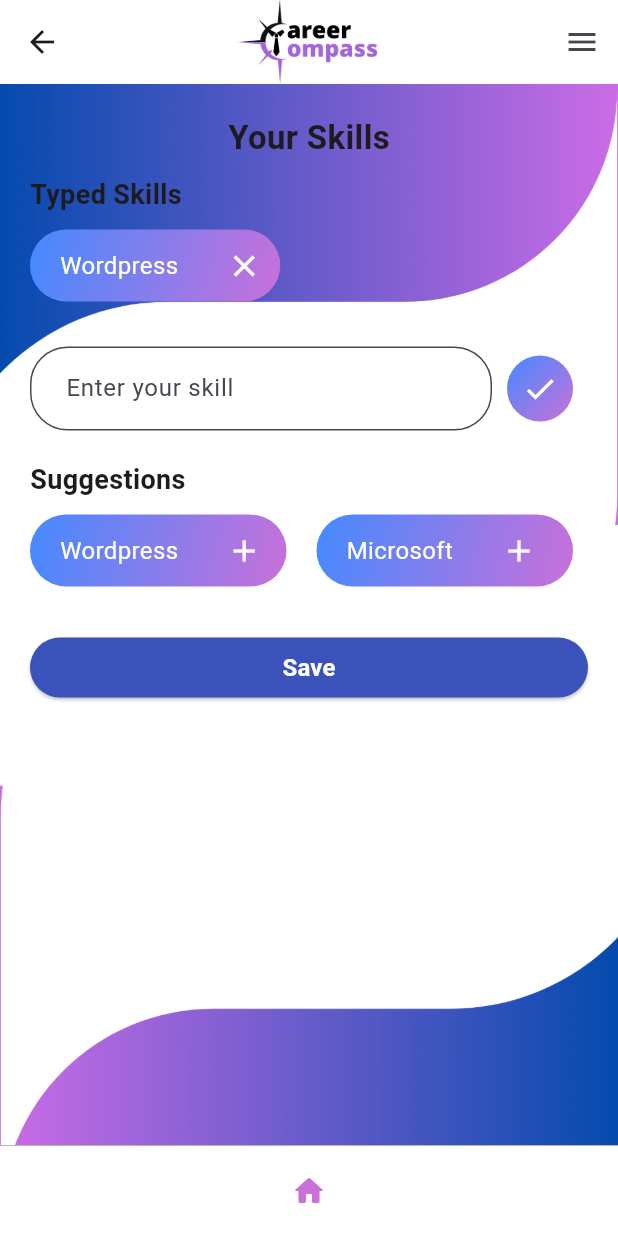
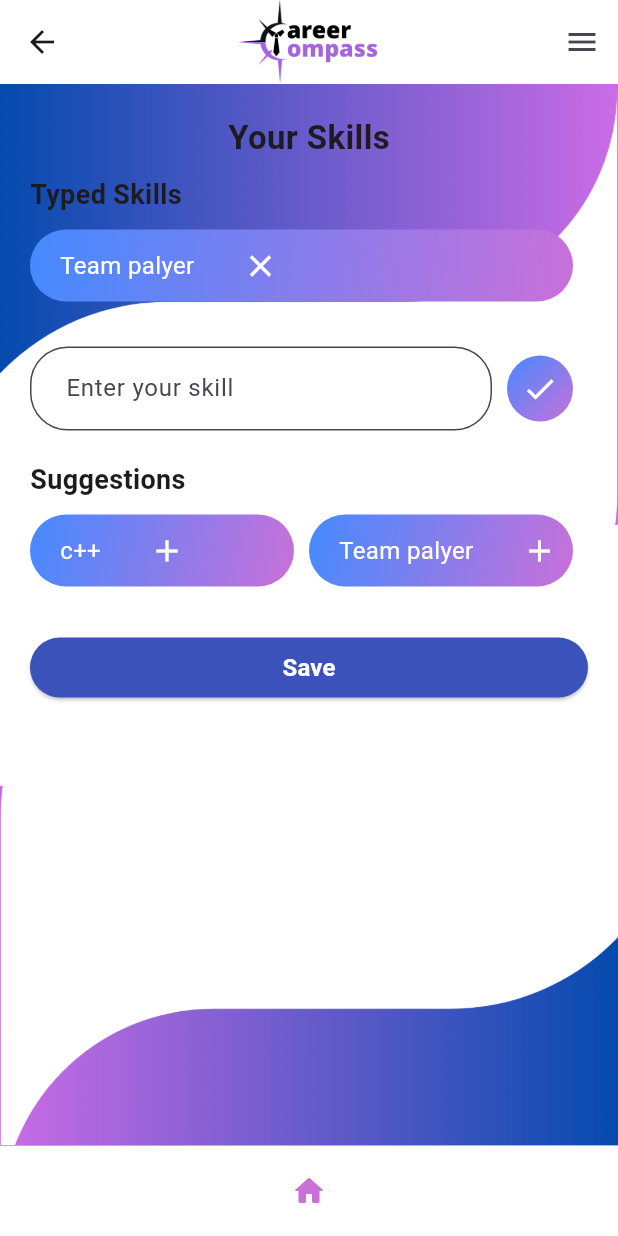
Before and after one commit to MayarMohamed7/Career-Compass, a Flutter app: the SkillsPage screen opened directly, after a tap on the "add" icon, on a phone screen of 412 x 824 dp. Run offline on Flutter 3.47's test engine with Material 3 defaults, Android fonts, the phone set to English and light mode, and no system bars; our stand-ins replace cloud_firestore, firebase_auth, firebase_core, firebase_storage, image_picker, permission_handler and 1 more; accounts and stored records are empty; network calls fail.

Commit message:
suggestions randomized

```diff
--- a/lib/presentationTier/Pages/Skills_page.dart
+++ b/lib/presentationTier/Pages/Skills_page.dart
@@ -6,6 +6,8 @@ import 'package:graduationinterface/presentationTier/Widgets/suggskillOval.dart'
 import 'package:graduationinterface/presentationTier/utils/dialogtemp.dart';
 import 'package:graduationinterface/DB_Tier/firebase/firebase_firestore.dart';
 
+
+final List<String> allSuggestions = ['c++', 'Team palyer', 'Python', 'Java', 'Flutter', 'HTML', 'CSS', 'JavaScript'];
 class SkillsPage extends StatefulWidget {
   @override
   _SkillsPageState createState() => _SkillsPageState();
@@ -14,16 +16,29 @@ class SkillsPage extends StatefulWidget {
 class _SkillsPageState extends State<SkillsPage> {
   final TextEditingController _textFieldController = TextEditingController();
   List<String> typedSkills = [];
-  FirestoreMethods _firestoreMethods = FirestoreMethods();
-
+  final FirestoreMethods _firestoreMethods = FirestoreMethods();
+  List<String> randomSuggestions = [];
   @override
   void dispose() {
     _textFieldController.dispose();
     super.dispose();
+
+  }
+ void initState() {
+    super.initState();
+
   }
 
+void randomizeSuggestions() {
+
+    allSuggestions.shuffle();
+    randomSuggestions = allSuggestions.take(2).toList();
+  }
   @override
   Widget build(BuildContext context) {
+    // Randomize suggestions every time the page is loaded
+    randomizeSuggestions();
+
     return Scaffold(
       appBar: AppBar(
         backgroundColor: Color.fromARGB(255, 255, 255, 255),
@@ -75,11 +90,11 @@ class _SkillsPageState extends State<SkillsPage> {
                       style: TextStyle(fontSize: 18, fontWeight: FontWeight.bold),
                     ),
                   ),
-                  SizedBox(height: 10),
-                  Wrap(
-                    children: typedSkills
-                        .map(
-                          (skill) => SkillOval(
+                  const SizedBox(height: 10),
+                  Row(
+                    children: typedSkills.map((skill) {
+                      return Expanded(
+                        child: SkillOval(
                           skillName: skill,
                           onDelete: () {
                             setState(() {
@@ -87,8 +102,8 @@ class _SkillsPageState extends State<SkillsPage> {
                             });
                           },
                         ),
-                        )
-                        .toList(),
+                      );
+                    }).toList(),
                   ),
                   SizedBox(height: 20),
                   Row(
@@ -140,29 +155,18 @@ class _SkillsPageState extends State<SkillsPage> {
                         ),
                         SizedBox(height: 10),
                         Row(
-                          children: <Widget>[
-                            Expanded(
+                          children: randomSuggestions.map((skill) {
+                            return Expanded(
                               child: SuggestedSkillOval(
-                                skillName: 'Wordpress',
+                                skillName: skill,
                                 onAdd: () {
                                   setState(() {
-                                    typedSkills.add('Wordpress');
+                                    typedSkills.add(skill);
                                   });
                                 },
                               ),
-                            ),
-                            SizedBox(width: 10),
-                            Expanded(
-                              child: SuggestedSkillOval(
-                                skillName: 'Microsoft',
-                                onAdd: () {
-                                  setState(() {
-                                    typedSkills.add('Microsoft');
-                                  });
-                                },
-                              ),
-                            ),
-                          ],
+                            );
+                          }).toList(),
                         ),
                       ],
                     ),
```
Lines whose indentation alone changed are shown as unchanged.
